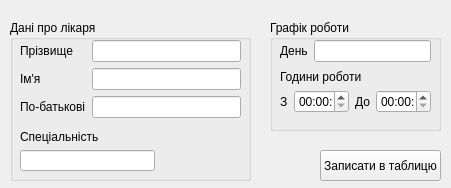
This is adddoctor.ui in Shadowfank/ClinicRegistry as Qt 5 draws it before an edit. The edited form follows.
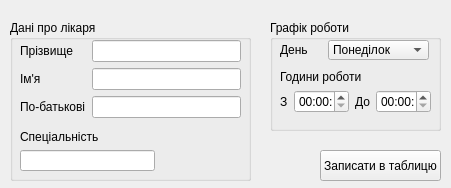
This is the edited form.

Patch:
```diff
--- a/adddoctor.ui
+++ b/adddoctor.ui
@@ -38,7 +38,7 @@
    <property name="title">
     <string>Графік роботи</string>
    </property>
-   <widget class="QWidget" name="">
+   <widget class="QWidget" name="layoutWidget">
     <property name="geometry">
      <rect>
       <x>10</x>
@@ -81,27 +81,69 @@
      </item>
     </layout>
    </widget>
-   <widget class="QWidget" name="">
+   <widget class="QLabel" name="label_6">
     <property name="geometry">
      <rect>
       <x>10</x>
       <y>20</y>
-      <width>151</width>
-      <height>22</height>
+      <width>40</width>
+      <height>20</height>
      </rect>
     </property>
-    <layout class="QHBoxLayout" name="horizontalLayout_2">
-     <item>
-      <widget class="QLabel" name="label_6">
-       <property name="text">
-        <string>День</string>
-       </property>
-      </widget>
-     </item>
-     <item>
-      <widget class="QLineEdit" name="lineEdit_5"/>
-     </item>
-    </layout>
+    <property name="minimumSize">
+     <size>
+      <width>40</width>
+      <height>0</height>
+     </size>
+    </property>
+    <property name="text">
+     <string>День</string>
+    </property>
+   </widget>
+   <widget class="QComboBox" name="day_">
+    <property name="geometry">
+     <rect>
+      <x>58</x>
+      <y>20</y>
+      <width>101</width>
+      <height>20</height>
+     </rect>
+    </property>
+    <item>
+     <property name="text">
+      <string>Понеділок</string>
+     </property>
+    </item>
+    <item>
+     <property name="text">
+      <string>Вівторок</string>
+     </property>
+    </item>
+    <item>
+     <property name="text">
+      <string>Середа</string>
+     </property>
+    </item>
+    <item>
+     <property name="text">
+      <string>Четвер</string>
+     </property>
+    </item>
+    <item>
+     <property name="text">
+      <string>П'ятниця</string>
+     </property>
+    </item>
+    <item>
+     <property name="text">
+      <string>Субота</string>
+     </property>
+    </item>
+    <item>
+     <property name="text">
+      <string>Неділя</string>
+     </property>
+    </item>
    </widget>
   </widget>
   <widget class="QGroupBox" name="groupBox_2">
```
Left out of the diff: 16 changed lines with no effect on the pictures.
